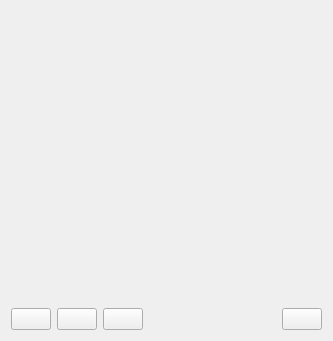
Above: src/GUI/ui/PreviewWidget.ui from VLMC/vlmc before the change. Below: the same form after it.
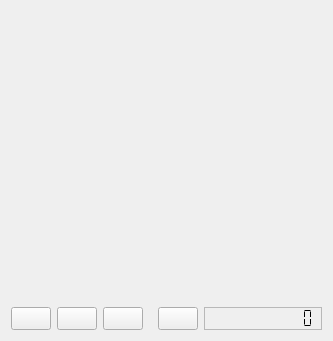
That is the form after the change. Icons and pictures are not drawn. Custom widgets are drawn as their Qt base class.

Commit message: Display the current playback timecode in the preview's dock

```diff
--- a/src/GUI/ui/PreviewWidget.ui
+++ b/src/GUI/ui/PreviewWidget.ui
@@ -136,6 +136,19 @@
        </property>
       </widget>
      </item>
+     <item>
+      <widget class="LCDTimecode" name="lcdNumber">
+       <property name="frameShape">
+        <enum>QFrame::StyledPanel</enum>
+       </property>
+       <property name="numDigits">
+        <number>11</number>
+       </property>
+       <property name="segmentStyle">
+        <enum>QLCDNumber::Flat</enum>
+       </property>
+      </widget>
+     </item>
     </layout>
    </item>
    <item row="1" column="0">
@@ -180,6 +193,11 @@
    <header>PreviewRuler.h</header>
    <container>1</container>
   </customwidget>
+  <customwidget>
+   <class>LCDTimecode</class>
+   <extends>QLCDNumber</extends>
+   <header>LCDTimecode.h</header>
+  </customwidget>
  </customwidgets>
  <resources>
   <include location="../../../ressources.qrc"/>
```
The commit also changes 3 other files.
